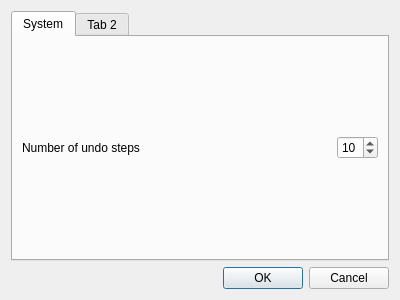
Before: the Qt Designer form source/preferences.ui in HaukeBartsch/ImageSegmentationEditor, drawn with Qt 5.
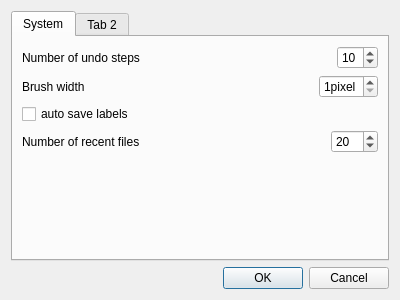
After: the same form once the commit is applied.

```diff
--- a/source/preferences.ui
+++ b/source/preferences.ui
@@ -55,6 +55,112 @@
          </item>
         </layout>
        </item>
+       <item>
+        <layout class="QHBoxLayout" name="horizontalLayout_2">
+         <item>
+          <widget class="QLabel" name="label_2">
+           <property name="text">
+            <string>Brush width</string>
+           </property>
+          </widget>
+         </item>
+         <item>
+          <spacer name="horizontalSpacer_2">
+           <property name="orientation">
+            <enum>Qt::Horizontal</enum>
+           </property>
+           <property name="sizeHint" stdset="0">
+            <size>
+             <width>40</width>
+             <height>20</height>
+            </size>
+           </property>
+          </spacer>
+         </item>
+         <item>
+          <widget class="QSpinBox" name="preferences_brushSize">
+           <property name="suffix">
+            <string>pixel</string>
+           </property>
+           <property name="prefix">
+            <string/>
+           </property>
+           <property name="minimum">
+            <number>1</number>
+           </property>
+           <property name="maximum">
+            <number>4</number>
+           </property>
+           <property name="value">
+            <number>1</number>
+           </property>
+          </widget>
+         </item>
+        </layout>
+       </item>
+       <item>
+        <widget class="QCheckBox" name="autoSaveLabels">
+         <property name="text">
+          <string>auto save labels</string>
+         </property>
+        </widget>
+       </item>
+       <item>
+        <layout class="QHBoxLayout" name="horizontalLayout_3">
+         <item>
+          <widget class="QLabel" name="label_3">
+           <property name="text">
+            <string>Number of recent files</string>
+           </property>
+          </widget>
+         </item>
+         <item>
+          <spacer name="horizontalSpacer_3">
+           <property name="orientation">
+            <enum>Qt::Horizontal</enum>
+           </property>
+           <property name="sizeHint" stdset="0">
+            <size>
+             <width>40</width>
+             <height>20</height>
+            </size>
+           </property>
+          </spacer>
+         </item>
+         <item>
+          <widget class="QSpinBox" name="preferences_NumberRecentFiles">
+           <property name="suffix">
+            <string notr="true"/>
+           </property>
+           <property name="prefix">
+            <string/>
+           </property>
+           <property name="minimum">
+            <number>0</number>
+           </property>
+           <property name="maximum">
+            <number>400</number>
+           </property>
+           <property name="value">
+            <number>20</number>
+           </property>
+          </widget>
+         </item>
+        </layout>
+       </item>
+       <item>
+        <spacer name="verticalSpacer">
+         <property name="orientation">
+          <enum>Qt::Vertical</enum>
+         </property>
+         <property name="sizeHint" stdset="0">
+          <size>
+           <width>20</width>
+           <height>53</height>
+          </size>
+         </property>
+        </spacer>
+       </item>
       </layout>
      </widget>
      <widget class="QWidget" name="tab_2">
```
